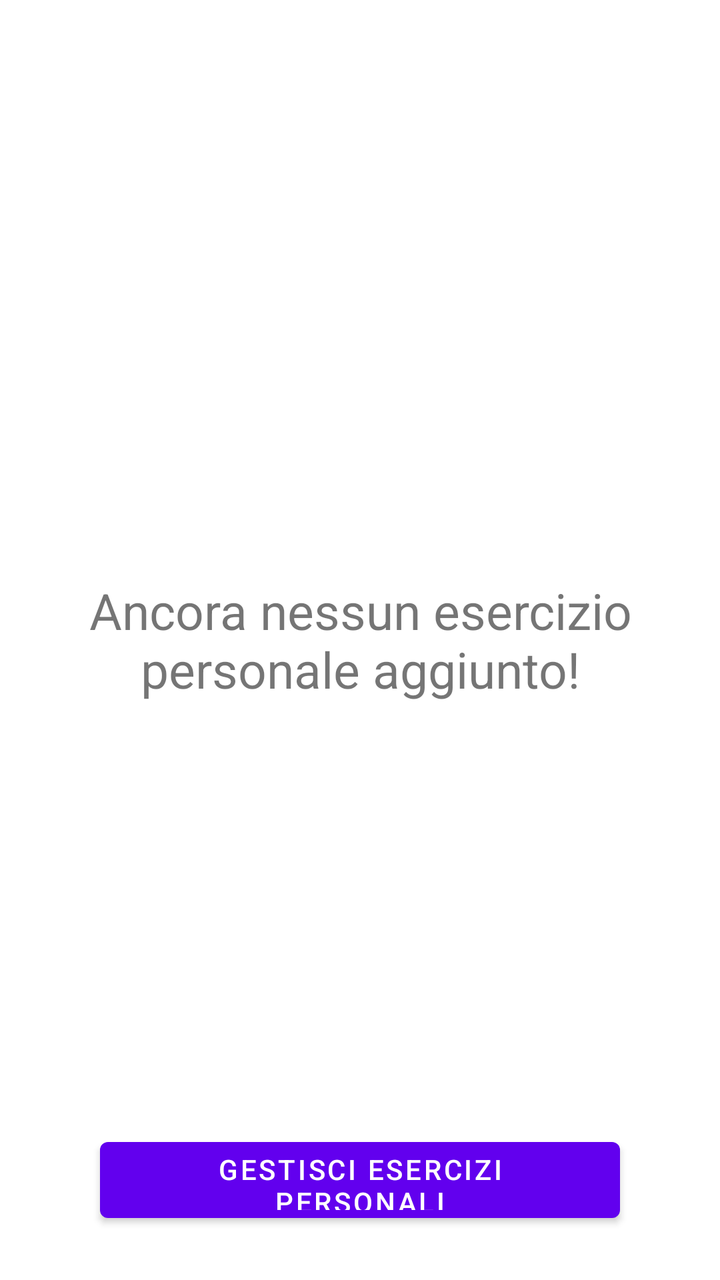
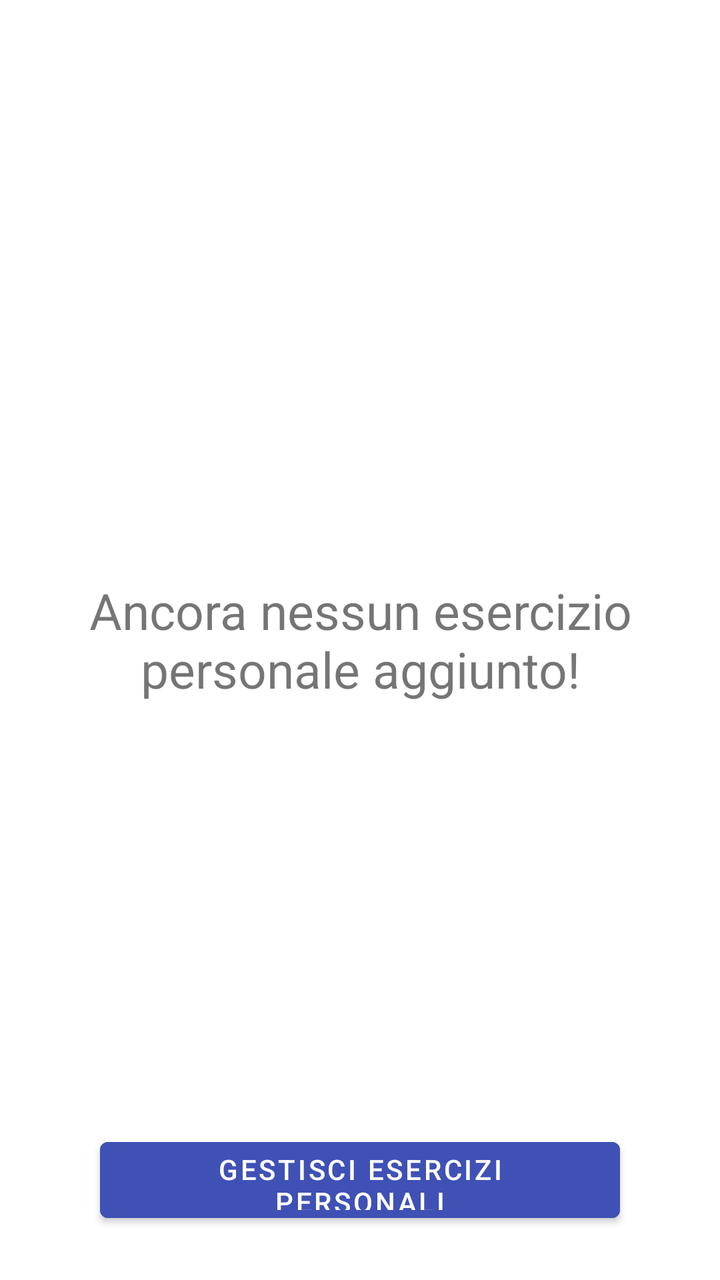

Screens rendered from an Android XML layout before and after an edit, with the pre-edit source and the edit as a unified diff.
<!-- AndroidManifest.xml: application theme Theme.YourCali -->
<!-- res/layout/fragment_personal_exercise_encyclopedia.xml -->
<?xml version="1.0" encoding="utf-8"?>
<FrameLayout xmlns:android="http://schemas.android.com/apk/res/android"
    xmlns:tools="http://schemas.android.com/tools"
    android:layout_width="match_parent"
    android:layout_height="match_parent"
    tools:context=".PersonalExerciseFragment">

    <TextView
        android:id="@+id/emptypersonalexercise"
        android:layout_width="376dp"
        android:layout_height="wrap_content"
        android:layout_gravity="center"
        android:text="Ancora nessun esercizio personale aggiunto!"
        android:textAlignment="center"
        android:textSize="25sp" />

    <LinearLayout
        android:layout_width="match_parent"
        android:layout_height="wrap_content"
        android:orientation="vertical">

        <ScrollView
            android:layout_width="match_parent"
            android:layout_height="518sp">

            <androidx.recyclerview.widget.RecyclerView
                android:id="@+id/personalExerciseRecycler"
                android:layout_width="match_parent"
                android:layout_height="wrap_content" />

        </ScrollView>

        <Button
            android:id="@+id/createExerciseButton"
            android:layout_width="50sp"
            android:layout_height="50dp"
            android:layout_alignParentRight="true"
            android:layout_centerVertical="true"
            android:layout_marginLeft="330sp"
            android:layout_marginTop="-50sp"
            android:layout_marginRight="20dp"
            android:autoSizeTextType="uniform"
            android:background="@drawable/roundedbutton"
            android:text="+"
            android:visibility="gone" />

        <Space
            android:layout_width="match_parent"
            android:layout_height="47dp" />

        <Button
            android:id="@+id/cancelManagingExercisesButton"
            android:layout_width="match_parent"
            android:layout_height="50sp"
            android:layout_marginHorizontal="50sp"
            android:text="Annulla"
            android:visibility="gone" />

        <Button
            android:id="@+id/manageExercisesButton"
            android:layout_width="match_parent"
            android:layout_height="50sp"
            android:layout_marginHorizontal="50dp"
            android:text="Gestisci esercizi personali"
            tools:ignore="TouchTargetSizeCheck" />

    </LinearLayout>

</FrameLayout>
<!-- resources referenced by this layout -->
<resources>
  <!-- drawable roundedbutton (drawable) -->
  <?xml version="1.0" encoding="utf-8"?>
  <shape xmlns:android="http://schemas.android.com/apk/res/android"
      android:shape="oval">
      <solid android:color="@color/Cranberry" />
  </shape>
  <style name="Theme.YourCali" parent="Theme.MaterialComponents.DayNight.NoActionBar">
          
          <item name="colorPrimary">@color/purple_500</item>
          <item name="colorPrimaryVariant">@color/purple_700</item>
          <item name="colorOnPrimary">@color/white</item>
          
          <item name="colorSecondary">@color/teal_200</item>
          <item name="colorSecondaryVariant">@color/teal_700</item>
          <item name="colorOnSecondary">@color/black</item>
          
          <item name="android:statusBarColor">@color/DarkCranberry</item>
          
      </style>
  <color name="Cranberry">#9F000F</color>
  <color name="purple_500">#FF6200EE</color>
  <color name="purple_700">#FF3700B3</color>
  <color name="white">#FFFFFFFF</color>
  <color name="teal_200">#FF03DAC5</color>
  <color name="teal_700">#FF018786</color>
  <color name="black">#FF000000</color>
  <color name="DarkCranberry">#FF7A020E</color>
</resources>

<!-- the commit's change to res/layout/fragment_personal_exercise_encyclopedia.xml (unified diff, before → after) -->
@@ -41,6 +41,7 @@
             android:layout_marginRight="20dp"
             android:autoSizeTextType="uniform"
             android:background="@drawable/roundedbutton"
+            android:backgroundTint="#3F51B5"
             android:text="+"
             android:visibility="gone" />
 
@@ -53,6 +54,7 @@
             android:layout_width="match_parent"
             android:layout_height="50sp"
             android:layout_marginHorizontal="50sp"
+            android:backgroundTint="@color/Cranberry"
             android:text="Annulla"
             android:visibility="gone" />
 
@@ -61,6 +63,7 @@
             android:layout_width="match_parent"
             android:layout_height="50sp"
             android:layout_marginHorizontal="50dp"
+            android:backgroundTint="#3F51B5"
             android:text="Gestisci esercizi personali"
             tools:ignore="TouchTargetSizeCheck" />
 
